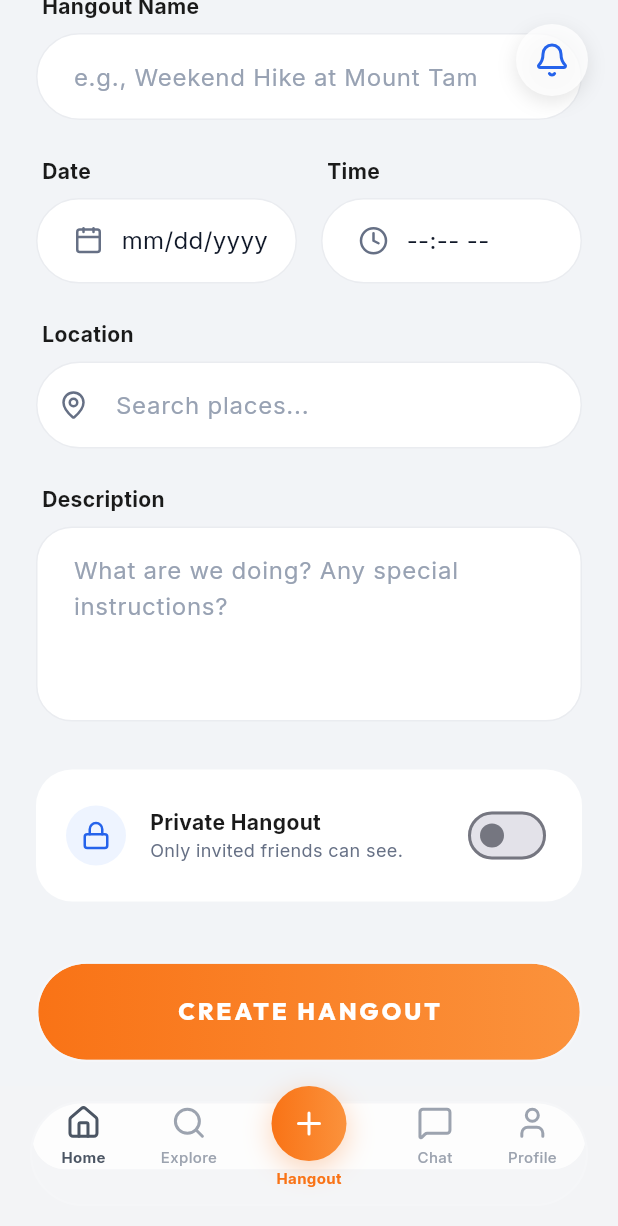
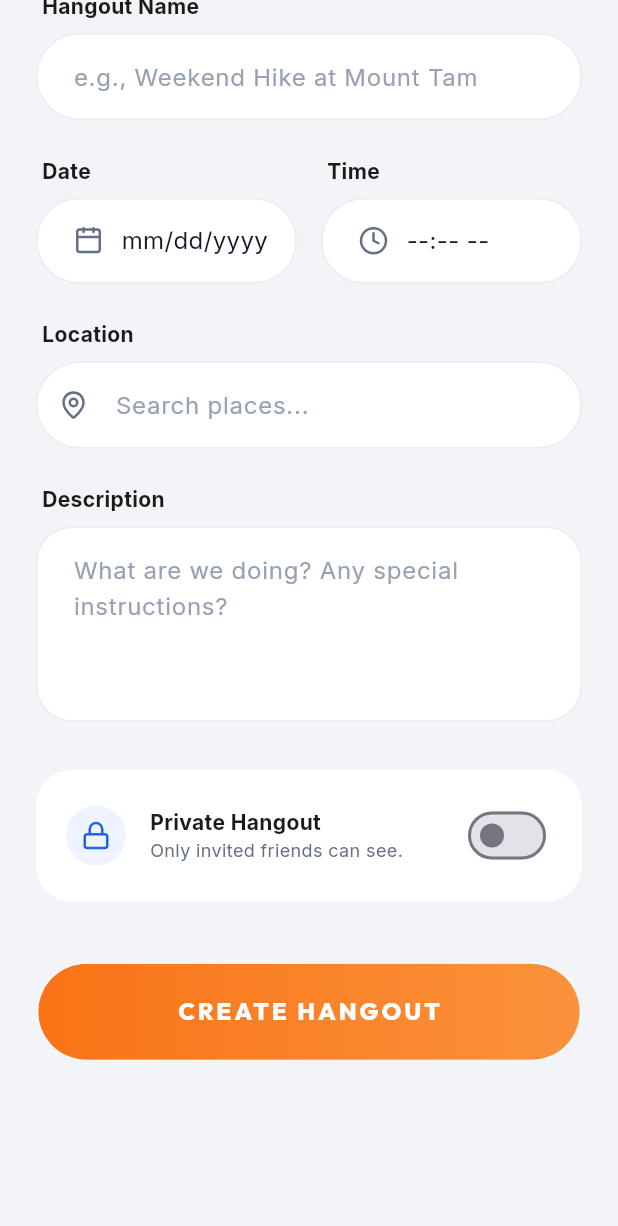
Before and after one commit to SHUKLASHRI/hangout, a Flutter app: the CreateHangoutScreen screen opened by its route, scrolled down 443 dp, on a phone screen of 412 x 824 dp. Shown: the top 1226 px of the screen. Run offline on Flutter 3.47's test engine with Material 3 defaults, Android fonts, the phone set to English and light mode, and no system bars; drawn by our look-alikes of flutter_animate; our stand-ins replace cloud_firestore, firebase_auth, firebase_core, firebase_messaging, flutter_local_notifications, geolocator and 5 more; accounts and stored records are empty; network calls fail.

Commit message:
Fix: Moved CreateHangout out of shell to prevent navbar overlap and redundant buttons

```diff
--- a/lib/core/router.dart
+++ b/lib/core/router.dart
@@ -4,7 +4,7 @@ import '../screens/auth/login_screen.dart';
 import '../screens/auth/signup_screen.dart';
 import '../screens/onboarding/onboarding_screen.dart';
 import '../screens/hangout/create_screen.dart';
-import '../screens/hangout_detail_screen.dart'; // Added for G15
+import '../screens/hangout_detail_screen.dart';
 import '../screens/feed_screen.dart';
 import '../screens/map_screen.dart';
 import '../screens/chat_screen.dart';
@@ -20,7 +20,6 @@ class AppRouter {
     navigatorKey: _rootNavigatorKey,
     initialLocation: '/splash',
     routes: [
-      // Splash
       GoRoute(
         path: '/splash',
         pageBuilder: (context, state) => CustomTransitionPage(
@@ -30,8 +29,6 @@ class AppRouter {
           },
         ),
       ),
-
-      // Auth & Onboarding
       GoRoute(
         path: '/login',
         builder: (context, state) => const LoginScreen(),
@@ -44,8 +41,6 @@ class AppRouter {
         path: '/onboarding',
         builder: (context, state) => const OnboardingScreen(),
       ),
-
-      // Hangout Core (G14, G15)
       GoRoute(
         path: '/hangout/:id',
         parentNavigatorKey: _rootNavigatorKey,
@@ -53,8 +48,13 @@ class AppRouter {
           id: state.pathParameters['id']!,
         ),
       ),
+      // Create Hangout is a full-screen experience, outside the shell to avoid navbar overlap
+      GoRoute(
+        path: '/create',
+        parentNavigatorKey: _rootNavigatorKey,
+        builder: (context, state) => const CreateHangoutScreen(),
+      ),
 
-      // Main App Shell
       ShellRoute(
         navigatorKey: _shellNavigatorKey,
         builder: (context, state, child) {
@@ -63,35 +63,19 @@ class AppRouter {
         routes: [
           GoRoute(
             path: '/map',
-            pageBuilder: (context, state) => _customFadeTransition(
-              state,
-              const MapScreen(),
-            ),
+            pageBuilder: (context, state) => _customFadeTransition(state, const MapScreen()),
           ),
           GoRoute(
             path: '/feed',
-            pageBuilder: (context, state) => _customFadeTransition(
-              state,
-              const FeedScreen(),
-            ),
+            pageBuilder: (context, state) => _customFadeTransition(state, const FeedScreen()),
           ),
           GoRoute(
             path: '/chat',
-            pageBuilder: (context, state) => _customFadeTransition(
-              state,
-              const ChatScreen(),
-            ),
+            pageBuilder: (context, state) => _customFadeTransition(state, const ChatScreen()),
           ),
           GoRoute(
             path: '/profile',
-            pageBuilder: (context, state) => _customFadeTransition(
-              state,
-              const ProfileScreen(),
-            ),
-          ),
-          GoRoute(
-            path: '/create',
-            builder: (context, state) => const CreateHangoutScreen(),
+            pageBuilder: (context, state) => _customFadeTransition(state, const ProfileScreen()),
           ),
         ],
       ),
```
